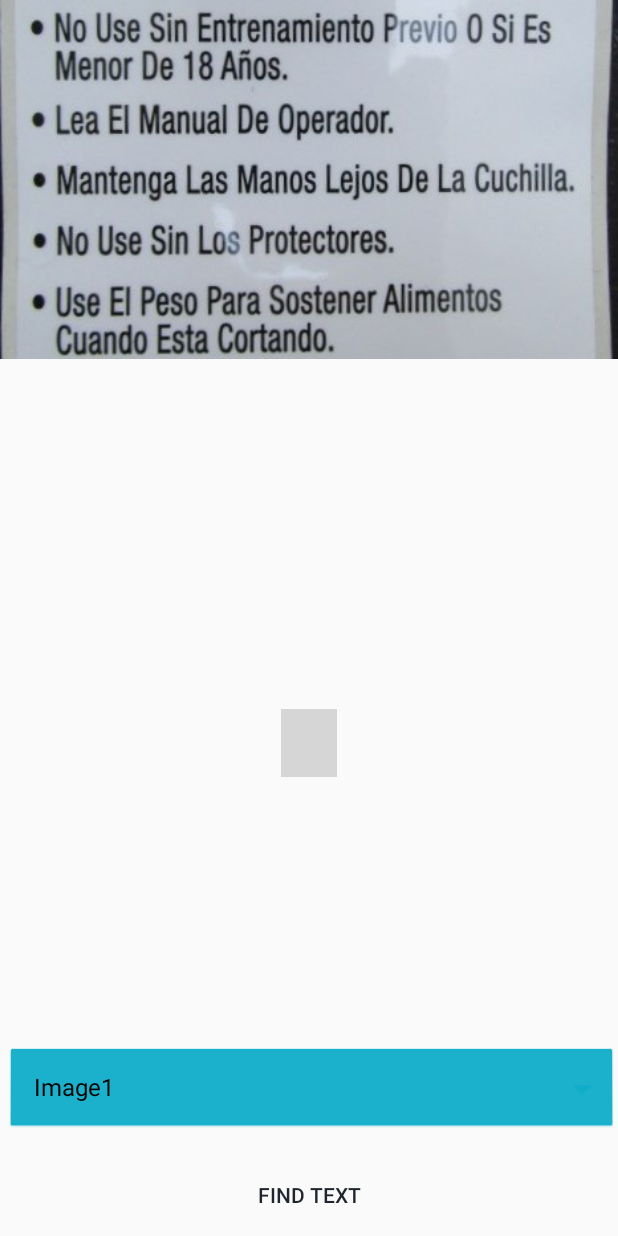
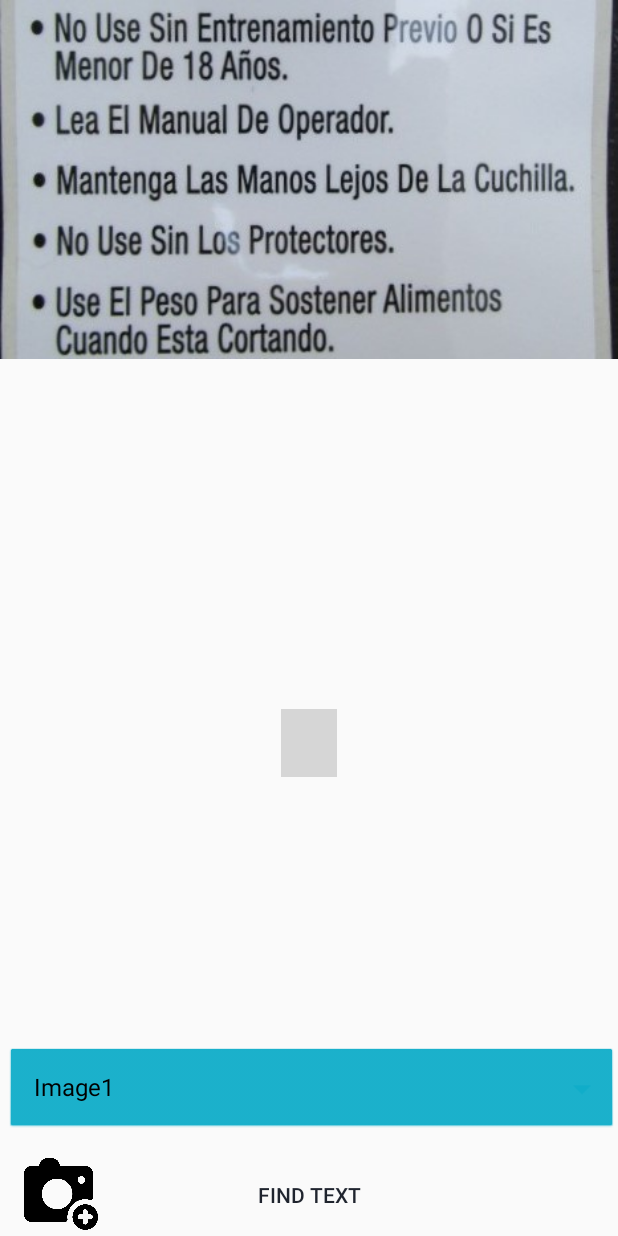
Before and after one commit to aadityaguptaa/text-recognition, an Android app: the screen it shows after launch (MainActivity), on a phone screen of 412 x 824 dp. Run offline under Robolectric (Android 15) with nearby library versions, the phone set to English and light mode, and no system bars; libraries missing offline, so code that uses them is left out: com.google.mlkit.vision; grey boxes are pictures that could not be loaded.

Commit message:
added camera intent

```diff
--- a/app/src/main/AndroidManifest.xml
+++ b/app/src/main/AndroidManifest.xml
@@ -2,6 +2,7 @@
 <manifest xmlns:android="http://schemas.android.com/apk/res/android"
     package="com.google.codelab.mlkit">
 
+    <uses-permission android:name="android.permission.CAMERA"></uses-permission>
     <uses-permission android:name="android.permission.INTERNET"/>
     <uses-permission android:name="android.permission.WRITE_EXTERNAL_STORAGE"
         android:maxSdkVersion="18" />
--- a/app/src/main/res/layout/activity_main.xml
+++ b/app/src/main/res/layout/activity_main.xml
@@ -109,7 +109,7 @@
         app:layout_constraintVertical_bias="0.618" />
 
     <ImageView
-        android:id="@+id/imageView"
+        android:id="@+id/imageView8"
         android:layout_width="37dp"
         android:layout_height="45dp"
         android:visibility="visible"
@@ -127,10 +127,10 @@
         android:textColor="#161414"
 
         android:visibility="invisible"
-        app:layout_constraintBottom_toBottomOf="@+id/imageView"
-        app:layout_constraintEnd_toStartOf="@+id/imageView"
+        app:layout_constraintBottom_toBottomOf="@+id/imageView8"
+        app:layout_constraintEnd_toStartOf="@+id/imageView8"
         app:layout_constraintStart_toStartOf="parent"
-        app:layout_constraintTop_toTopOf="@+id/imageView" />
+        app:layout_constraintTop_toTopOf="@+id/imageView8" />
 
     <TextView
         android:id="@+id/textView5"
@@ -139,10 +139,24 @@
         android:text="ENGLISH"
         android:textColor="#110F0F"
         android:visibility="invisible"
-        app:layout_constraintBottom_toBottomOf="@+id/imageView"
+        app:layout_constraintBottom_toBottomOf="@+id/imageView8"
         app:layout_constraintEnd_toEndOf="parent"
-        app:layout_constraintStart_toEndOf="@+id/imageView"
-        app:layout_constraintTop_toTopOf="@+id/imageView" />
+        app:layout_constraintStart_toEndOf="@+id/imageView8"
+        app:layout_constraintTop_toTopOf="@+id/imageView8" />
+
+    <ImageView
+        android:id="@+id/imageView2"
+        android:layout_width="49dp"
+        android:layout_height="52dp"
+        android:layout_marginStart="16dp"
+        android:layout_marginBottom="2dp"
+        app:layout_constraintBottom_toBottomOf="parent"
+        app:layout_constraintEnd_toEndOf="parent"
+        app:layout_constraintHorizontal_bias="0.0"
+        app:layout_constraintStart_toStartOf="parent"
+        app:layout_constraintTop_toTopOf="@+id/image_view"
+        app:layout_constraintVertical_bias="1.0"
+        app:srcCompat="@drawable/cameraicon2" />
 
 
 </androidx.constraintlayout.widget.ConstraintLayout>
```
Also changed, not shown: app/src/main/java/com/google/codelab/mlkit/MainActivity.java (+65 -40 lines), app/src/main/res/drawable/cameraIcon.png (added), app/src/main/res/drawable/cameraicon2.png (added).
